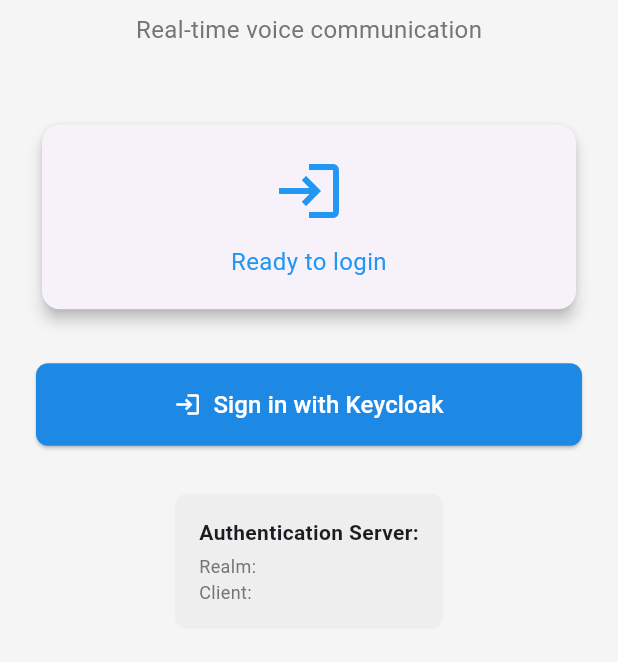
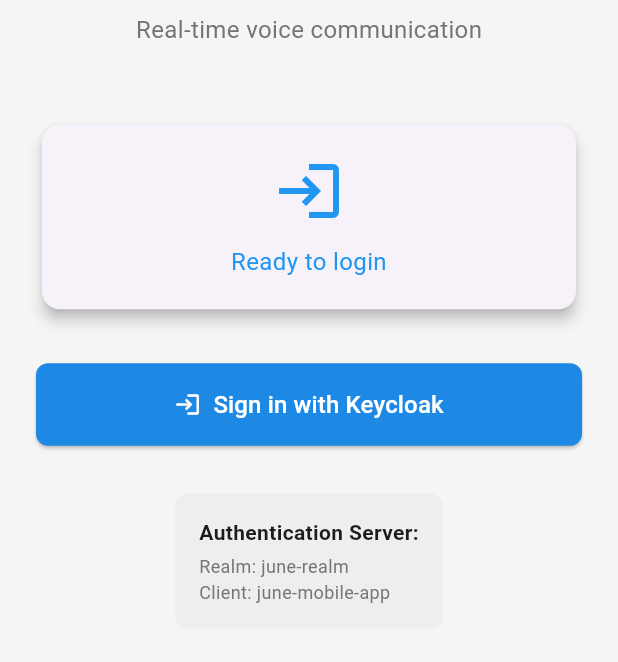
Before and after one commit to ozzuworld/livekit_voice_app, a Flutter app: the screen it shows after launch, on a phone screen of 412 x 824 dp, the part 452-1114 px from its top. Run offline on Flutter 3.47's test engine with Material 3 defaults, Android fonts, the phone set to English and light mode, and no system bars; our stand-ins replace flutter_secure_storage; missing offline and left inert: keycloak_wrapper, livekit_client; statements that could not run were skipped.

Commit message:
Fix LoginScreen to work with updated AuthService API

```diff
--- a/lib/screens/login_screen.dart
+++ b/lib/screens/login_screen.dart
@@ -217,11 +217,11 @@
                       ),
                       SizedBox(height: 4),
                       Text(
-                        'Realm: $realm',
+                        'Realm: ${AuthService.realm}',
                         style: TextStyle(fontSize: 12, color: Colors.grey[600]),
                       ),
                       Text(
-                        'Client: $clientId',
+                        'Client: ${AuthService.clientId}',
                         style: TextStyle(fontSize: 12, color: Colors.grey[600]),
                       ),
                     ],
```
